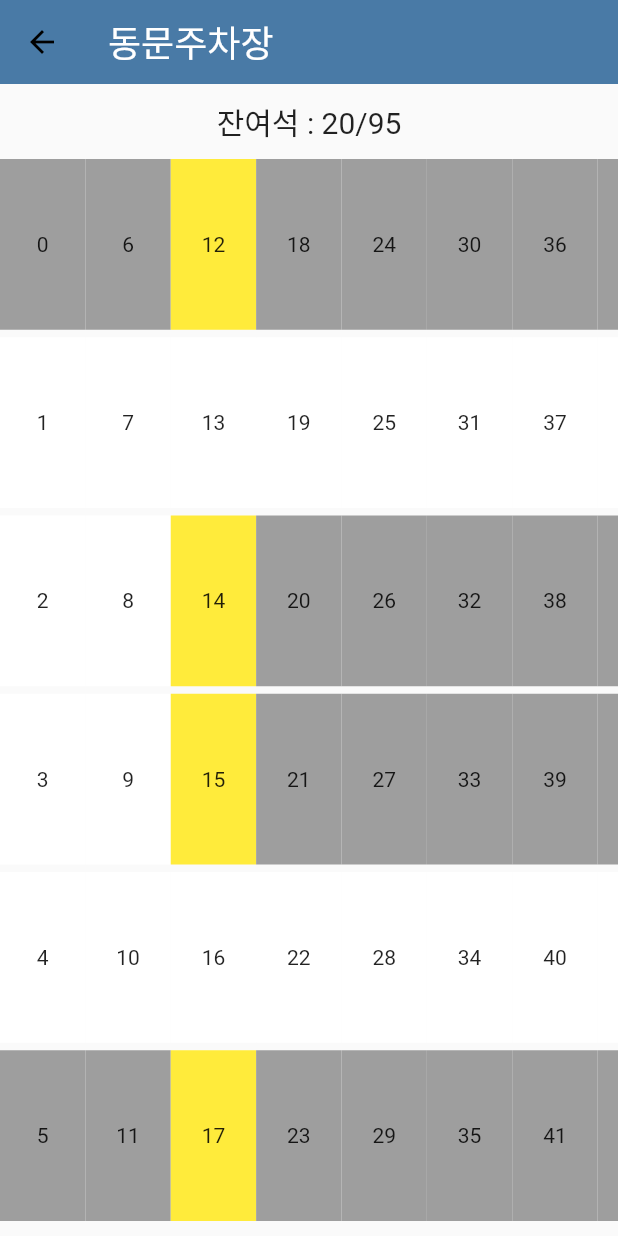
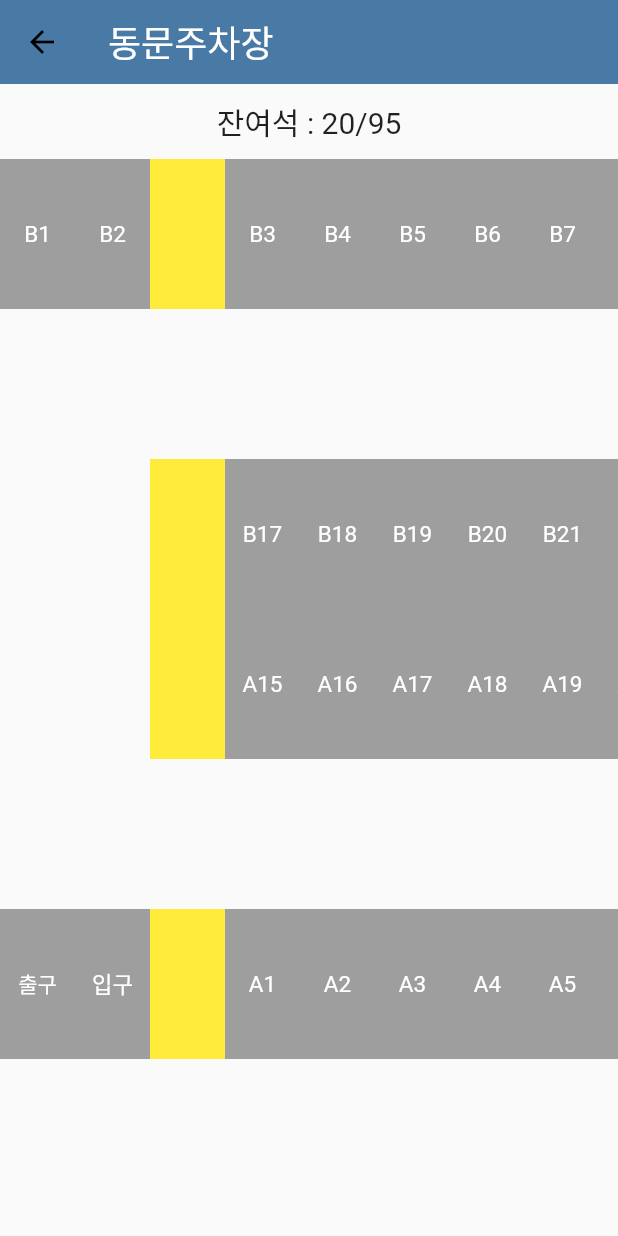
Before and after one commit to Chang-zo/Every-Parking, a Flutter app: the ParkingMap screen opened directly, on a phone screen of 412 x 824 dp. Run offline on Flutter 3.47's test engine with Material 2 defaults, Android fonts, the phone set to English and light mode, and no system bars; our stand-ins replace dotted_border, flutter_svg, font_awesome_flutter, image_picker; missing offline and left inert: bottom_indicator_bar_svg.

Commit message:
주차장 작업

```diff
--- a/lib/parking_lot_map.dart
+++ /dev/null
@@ -1,74 +0,0 @@
-import 'package:flutter/material.dart';
-
-class ParkingMap extends StatefulWidget {
-  const ParkingMap({Key? key}) : super(key: key);
-
-  @override
-  State<ParkingMap> createState() => _ParkingMapState();
-}
-
-class _ParkingMapState extends State<ParkingMap> {
-  var noParking = [12, 14, 15, 17, 54, 59, 96, 98, 99, 101];
-  var road = [2, 3, 8, 9, 104, 105, 110, 111];
-  var using = [];
-
-  @override
-  Widget build(BuildContext context) {
-    return Scaffold(
-        appBar: AppBar(
-          title: Text(
-            "동문주차장",
-            style: TextStyle(color: Colors.white),
-          ),
-          backgroundColor: Color.fromARGB(0xff, 0x49, 0x7a, 0xa6),
-        ),
-        body: Padding(
-          padding: const EdgeInsets.symmetric(vertical: 10.0),
-          child: Column(
-            children: [
-              Padding(
-                padding: const EdgeInsets.fromLTRB(0, 0, 0, 10),
-                child: Text(
-                  "잔여석 : 20/95",
-                  style: TextStyle(fontSize: 20),
-                ),
-              ),
-              Expanded(
-                child: GridView.builder(
-                  itemCount: 114,
-                  scrollDirection: Axis.horizontal,
-                  gridDelegate: SliverGridDelegateWithFixedCrossAxisCount(
-                    crossAxisCount: 6,
-                    crossAxisSpacing: 5,
-                    childAspectRatio: 2 / 1,
-                  ),
-                  itemBuilder: (BuildContext context, int index) {
-                    // 조건에 따라 색상 변경
-
-                    Color color = Colors.grey; // 기본 색상
-
-                    if (index % 6 == 1 ||
-                        index % 6 == 4 ||
-                        road.contains(index)) {
-                      color = Colors.white;
-                    }
-                    if (noParking.contains(index)) {
-                      color = Colors.yellow;
-                    }
-                    if (using.contains(index)) {
-                      color = Colors.red;
-                    }
-                    return Container(
-                      color: color,
-                      child: Center(
-                        child: Text('$index'),
-                      ),
-                    );
-                  },
-                ),
-              ),
-            ],
-          ),
-        ));
-  }
-}
--- a/lib/screen/home_screen.dart
+++ b/lib/screen/home_screen.dart
@@ -1,9 +1,12 @@
+import 'dart:convert';
 import 'dart:developer';
 
 import 'package:flutter/material.dart';
 import 'package:flutter_svg/svg.dart';
+import 'package:flutter/src/material/refresh_indicator.dart';
+import 'package:http/http.dart' as http;
 
-import 'package:every_parking/parking_lot_map.dart';
+import 'package:every_parking/screen/parking_lot_map.dart';
 
 //로그인 후 보이는 첫화면
 class HomeScreen extends StatefulWidget {
@@ -12,7 +15,51 @@ class HomeScreen extends StatefulWidget {
   State<HomeScreen> createState() => _HomeScreen();
 }
 
+class ListItem {
+  final String title;
+  final String subtitle;
+  final num amountParkingCell;
+  final num usedParkingCell;
+
+  ListItem(
+      {required this.title,
+      required this.subtitle,
+      required this.amountParkingCell,
+      required this.usedParkingCell});
+}
+
+List<ListItem> _items = [
+  ListItem(
+      title: "동문 주차장",
+      subtitle: "계명대학교",
+      amountParkingCell: 95,
+      usedParkingCell: 20),
+  ListItem(
+      title: "남문 주차장",
+      subtitle: "계명대학교",
+      amountParkingCell: 100,
+      usedParkingCell: 13),
+  // ...
+];
+
 class _HomeScreen extends State<HomeScreen> {
+  //주차장 상태 새로고침
+  // 주차장 별 사용중인 자리 수 새로 가져오기
+  Future<void> _refresh() async {
+    // HTTP 요청 보내기
+    final response = await http.get(Uri.parse('https://example.com/data.json'));
+    if (response.statusCode == 200) {
+      // 응답을 파싱해서 리스트 업데이트하기
+      final data = json.decode(response.body);
+      await Future.delayed(Duration(seconds: 1));
+      setState(() {
+        _items = List<String>.from(data).cast<ListItem>();
+      });
+    } else {
+      throw Exception('Failed to fetch data');
+    }
+  }
+
   @override
   Widget build(BuildContext context) {
     return Scaffold(
@@ -105,6 +152,8 @@ class _HomeScreen extends State<HomeScreen> {
                         child: Container(
                           padding: EdgeInsets.only(
                               top: MediaQuery.of(context).size.height * 0.22),
+                          child: RefreshIndicator(
+                            onRefresh: _refresh,
                             child: ListView.builder(
                               itemCount: _items.length,
                               itemBuilder: (context, index) {
@@ -117,8 +166,8 @@ class _HomeScreen extends State<HomeScreen> {
                                     );
                                   },
                                   child: Padding(
-                                  padding:
-                                      const EdgeInsets.symmetric(vertical: 5.0),
+                                    padding: const EdgeInsets.symmetric(
+                                        vertical: 5.0),
                                     child: Column(
                                       mainAxisAlignment:
                                           MainAxisAlignment.spaceBetween,
@@ -133,14 +182,15 @@ class _HomeScreen extends State<HomeScreen> {
                                             borderRadius: BorderRadius.all(
                                                 Radius.circular(10)),
                                             child: LinearProgressIndicator(
-                                            value:
-                                                (_items[index].usedParkingCell /
+                                              value: (_items[index]
+                                                      .usedParkingCell /
                                                   _items[index]
                                                       .amountParkingCell),
                                               valueColor:
                                                   AlwaysStoppedAnimation<Color>(
                                                       Color(0xff00ff00)),
-                                            backgroundColor: Color(0xffD6D6D6),
+                                              backgroundColor:
+                                                  Color(0xffD6D6D6),
                                             ),
                                           ),
                                         ),
@@ -158,6 +208,7 @@ class _HomeScreen extends State<HomeScreen> {
                                   ),
                                 );
                               },
+                            ),
                           ),
                         )),
                     // 상단 고정 컨테이너
@@ -347,30 +398,3 @@ class _HomeScreen extends State<HomeScreen> {
     );
   }
 }
-
-class ListItem {
-  final String title;
-  final String subtitle;
-  final num amountParkingCell;
-  final num usedParkingCell;
-
-  ListItem(
-      {required this.title,
-      required this.subtitle,
-      required this.amountParkingCell,
-      required this.usedParkingCell});
-}
-
-List<ListItem> _items = [
-  ListItem(
-      title: "동문 주차장",
-      subtitle: "계명대학교",
-      amountParkingCell: 95,
-      usedParkingCell: 20),
-  ListItem(
-      title: "남문 주차장",
-      subtitle: "계명대학교",
-      amountParkingCell: 100,
-      usedParkingCell: 13),
-  // ...
-];
--- /dev/null
+++ b/lib/screen/parking_lot_map.dart
@@ -0,0 +1,195 @@
+import 'package:flutter/material.dart';
+import 'dart:convert';
+import '';
+
+class ParkingMap extends StatefulWidget {
+  const ParkingMap({Key? key}) : super(key: key);
+
+  @override
+  State<ParkingMap> createState() => _ParkingMapState();
+}
+
+class _ParkingMapState extends State<ParkingMap> {
+  /*var noParking = [12, 14, 15, 17, 54, 59, 96, 98, 99, 101];
+  var road = [2, 3, 8, 9, 104, 105, 110, 111];
+  var using = [];*/
+
+  @override
+  Widget build(BuildContext context) {
+    return Scaffold(
+        appBar: AppBar(
+          title: Text(
+            "동문주차장",
+            style: TextStyle(color: Colors.white),
+          ),
+          backgroundColor: Color.fromARGB(0xff, 0x49, 0x7a, 0xa6),
+        ),
+        body: Padding(
+          padding: const EdgeInsets.symmetric(vertical: 10.0),
+          child: Column(
+            children: [
+              Padding(
+                padding: const EdgeInsets.fromLTRB(0, 0, 0, 10),
+                child: Text(
+                  "잔여석 : 20/95",
+                  style: TextStyle(fontSize: 20),
+                ),
+              ),
+              Expanded(
+                  child: ListView.builder(
+                scrollDirection: Axis.horizontal,
+                itemCount: 19,
+                itemBuilder: (BuildContext context, int index) {
+                  return Row(
+                    children: [
+                      Column(children: [
+                        ParkingCell1(index, "B"),
+                        SizedBox(height: 100),
+                        ParkingCell2(index, "B"),
+                        ParkingCell2(index, "A"),
+                        SizedBox(height: 100),
+                        ParkingCell1(index, "A"),
+                      ])
+                    ],
+                  );
+                },
+              )),
+            ],
+          ),
+        ));
+  }
+}
+
+class ParkingCell1 extends StatelessWidget {
+  String Zone;
+  int index;
+  ParkingCell1(this.index, this.Zone, {super.key});
+
+  @override
+  Widget build(BuildContext context) {
+    int parkingNum = index + 1;
+    if (index > 16) {
+      parkingNum = parkingNum - 3;
+    } else if (index > 10) {
+      parkingNum = parkingNum - 2;
+    } else if (index > 2) {
+      parkingNum = parkingNum - 1;
+    }
+    if (Zone == "A") {
+      parkingNum = parkingNum - 2;
+    }
+    return index == 2 || index == 10 || index == 16
+        ? Container(
+            color: Colors.yellow,
+            height: 100,
+            width: 50,
+          )
+        : Zone == "A" && index == 0
+            ? Container(
+                color: Colors.grey,
+                height: 100,
+                width: 50,
+                child: Center(
+                    child: Text(
+                  "출구",
+                  style: TextStyle(
+                    color: Colors.white,
+                  ),
+                )),
+              )
+            : Zone == "A" && index == 1
+                ? Container(
+                    color: Colors.grey,
+                    height: 100,
+                    width: 50,
+                    child: Center(
+                        child: Text(
+                      "입구",
+                      style: TextStyle(
+                        color: Colors.white,
+                        fontSize: 15,
+                      ),
+                    )),
+                  )
+                : ParkingCellClick(Zone, parkingNum);
+  }
+}
+
+class ParkingCell2 extends StatelessWidget {
+  String Zone;
+  int index;
+  ParkingCell2(this.index, this.Zone, {super.key});
+
+  @override
+  Widget build(BuildContext context) {
+    int parkingNum = index + 14;
+    if (Zone == "A") {
+      parkingNum = parkingNum - 2;
+    }
+
+    return index == 0 || index == 1 || index == 17 || index == 18
+        ? SizedBox(
+            height: 100,
+            width: 50,
+          )
+        : index == 2 || index == 16
+            ? Container(
+                color: Colors.yellow,
+                height: 100,
+                width: 50,
+              )
+            : ParkingCellClick(Zone, parkingNum);
+  }
+}
+
+class ParkingCellClick extends StatelessWidget {
+  String Zone;
+  int parkingNum;
+  ParkingCellClick(this.Zone, this.parkingNum, {super.key});
+
+  @override
+  Widget build(BuildContext context) {
+    return GestureDetector(
+      onTap: () {
+        showDialog(
+          context: context,
+          builder: (BuildContext context) {
+            return AlertDialog(
+              title: Text(Zone + parkingNum.toString() + "번"),
+              content: Text('해당 번호에 주차하시겠습니까?'),
+              actions: [
+                TextButton(
+                  child: Text('확인'),
+                  onPressed: () {
+                    Navigator.of(context).pop();
+                  },
+                ),
+                TextButton(
+                  child: Text('취소'),
+                  onPressed: () {
+                    Navigator.of(context).pop();
+                  },
+                ),
+              ],
+            );
+          },
+        );
+      },
+      child: Container(
+        width: 50,
+        height: 100,
+        color: Colors.grey,
+        child: Center(
+          child: Text(
+            Zone + parkingNum.toString(),
+            style: TextStyle(
+              color: Colors.white,
+              fontSize: 15,
+            ),
+          ),
+        ),
+      ),
+    );
+    ;
+  }
+}
--- a/pubspec.yaml
+++ b/pubspec.yaml
@@ -45,6 +45,7 @@ dependencies:
   flutter_svg: ^1.1.6
   bottom_indicator_bar_svg: ^2.1.5
   flutter_native_splash: ^2.2.18
+  pull_to_refresh: ^2.0.0
 
 flutter_native_splash:
   image: assets/logo.png
```
Also changed, not shown: pubspec.lock. Lines whose indentation alone changed are shown as unchanged.
